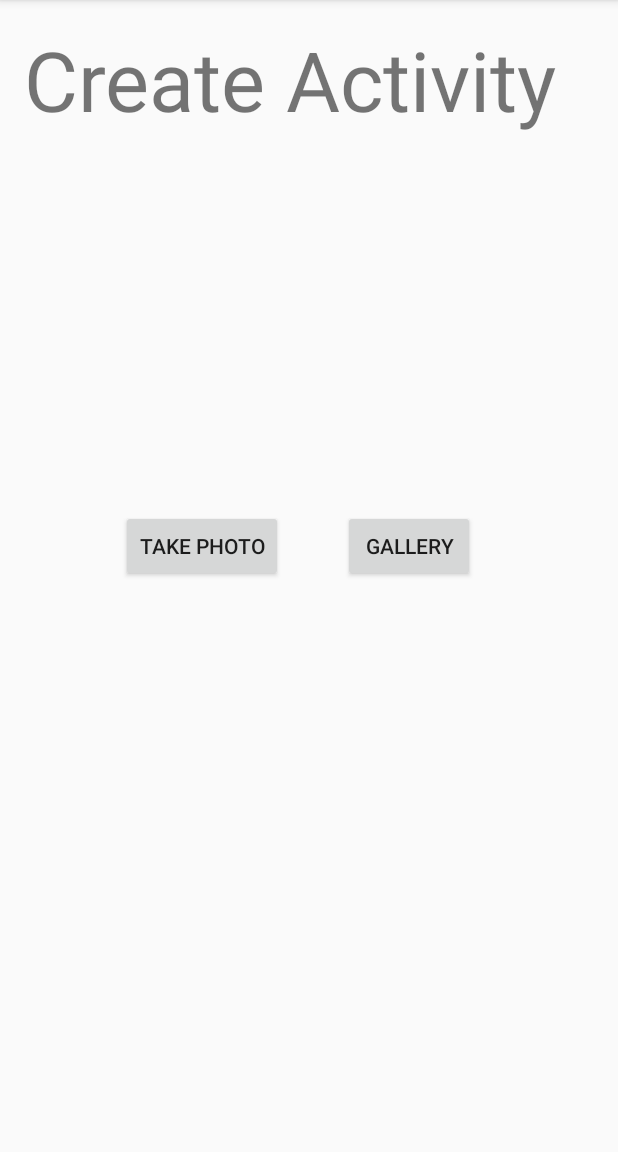
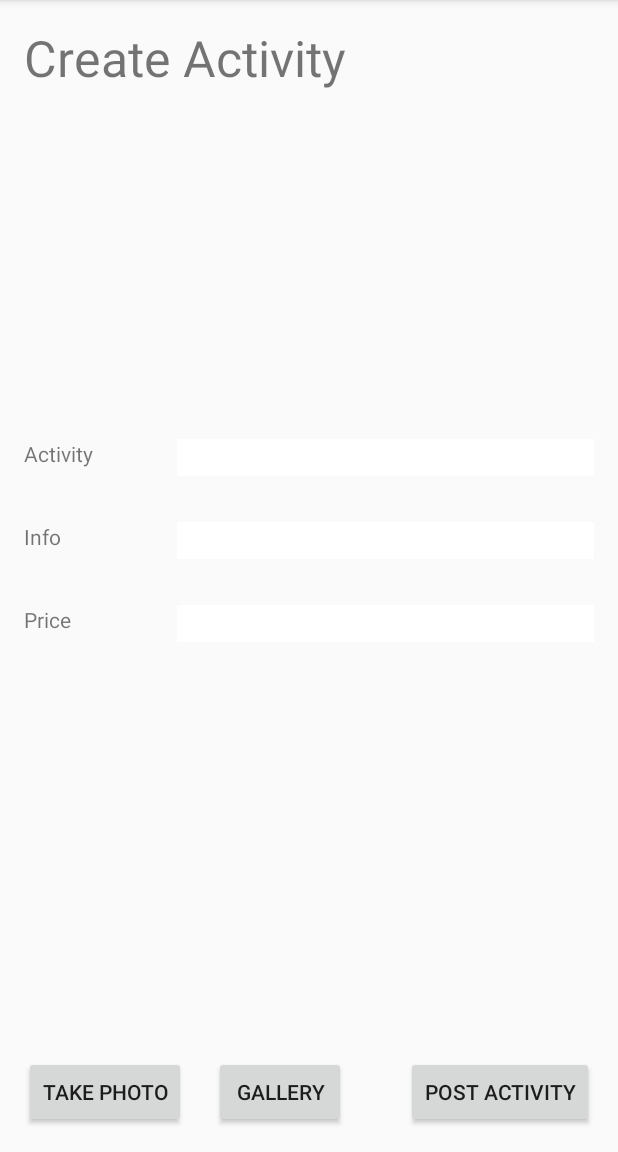
Before and after one commit to JohnnySimmonds/CPSC481Project, an Android app: the CreateActivity screen opened directly, with no data from a screen before it, on a phone screen of 412 x 824 dp, the part 84-1236 px from its top. Run offline under Robolectric (Android 15) with nearby library versions, the phone set to English and light mode, and no system bars.

Commit message:
Added activity, info and price text fields

```diff
--- a/app/src/main/java/com/example/adsulliv/cpsc481project/CreateActivity.java
+++ b/app/src/main/java/com/example/adsulliv/cpsc481project/CreateActivity.java
@@ -13,9 +13,12 @@ import android.net.Uri;
 import android.provider.MediaStore;
 import android.support.v7.app.AppCompatActivity;
 import android.os.Bundle;
+import android.view.KeyEvent;
 import android.view.View;
 import android.widget.Button;
+import android.widget.EditText;
 import android.widget.ImageView;
+import android.widget.TextView;
 
 import java.io.File;
 import java.io.FileInputStream;
@@ -44,10 +47,25 @@ public class CreateActivity extends AppCompatActivity implements View.OnClickLis
         Button camBut = (Button) findViewById(R.id.camera);
         camBut.setOnClickListener(CreateActivity.this);
 
+        /*
+        EditText editText = (EditText) findViewById(R.id.description);
+        editText.setOnEditorActionListener(new TextView.OnEditorActionListener()
+        {
+
+            @Override
+            public boolean onEditorAction(TextView v, int actionId, KeyEvent event) {
+                TextView description = (TextView) findViewById(R.id.test);
+                description.setText(v.getText());
+
+                return false;
+            }
+        });
+        */
+
     }
 
     /*open camera when button is pressed*/
-
+    public static int index = 0; // way of organizing images to be accessed later
     public void onClick(View view) {
         Intent intent;
         switch(view.getId()) {
@@ -87,6 +105,7 @@ public class CreateActivity extends AppCompatActivity implements View.OnClickLis
             Bitmap imageBitmap = (Bitmap) extras.get("data");
             pic = (ImageView) findViewById(R.id.camImg);
             pic.setImageBitmap(imageBitmap);
+            pic.setVisibility(View.VISIBLE);
             loadImageFromStorage(saveToInternalStorage(imageBitmap));
         }
         /* Store the photo taken from the gallery as a bitmap to be displayed on screen*/
@@ -97,6 +116,7 @@ public class CreateActivity extends AppCompatActivity implements View.OnClickLis
                 Bitmap bm = MediaStore.Images.Media.getBitmap(this.getContentResolver(), selectedImage);
                 pic = (ImageView) findViewById(R.id.camImg);
                 pic.setImageBitmap(bm);
+                pic.setVisibility(View.VISIBLE);
                 loadImageFromStorage(saveToInternalStorage(bm));
             } catch (IOException e) {
                 e.printStackTrace();
@@ -117,8 +137,8 @@ public class CreateActivity extends AppCompatActivity implements View.OnClickLis
         File directory = contextWrapper.getDir("imageDir", Context.MODE_PRIVATE);
 
         // Give the image it's name.
-        File mypath = new File(directory, "activity.jpg");
-
+        File mypath = new File(directory, "activity" + index + ".jpg");
+        index++;
         FileOutputStream outputStream = null;
 
         try {
@@ -145,7 +165,7 @@ public class CreateActivity extends AppCompatActivity implements View.OnClickLis
      */
     private void loadImageFromStorage(String path) {
         try {
-            File file = new File(path, "activity.jpg");
+            File file = new File(path, "activity" + index-- + ".jpg");
             Bitmap bitmap = BitmapFactory.decodeStream(new FileInputStream(file));
             ImageView imageView = (ImageView)findViewById(R.id.dummy);
             imageView.setImageBitmap(bitmap);
--- a/app/src/main/res/layout/activity_create.xml
+++ b/app/src/main/res/layout/activity_create.xml
@@ -13,7 +13,7 @@
     <TextView
         android:layout_width="wrap_content"
         android:layout_height="wrap_content"
-        android:textSize="25pt"
+        android:textSize="15pt"
         android:text="Create Activity"
         android:id="@+id/title"
         android:layout_alignParentTop="true"
@@ -23,10 +23,93 @@
     <ImageView
         android:layout_width="250dp"
         android:layout_height="250dp"
+        android:id="@+id/dummy"
+        android:visibility="visible"
+        android:layout_centerHorizontal="true"
+        android:layout_below="@+id/camera" />
+
+    <TextView
+        android:layout_width="25pt"
+        android:layout_height="25pt"
+        android:id="@+id/descriptionTitle"
+        android:text="Info"
+        android:layout_alignTop="@+id/description"
+        android:layout_alignParentLeft="true"
+        android:layout_alignParentStart="true"
+        android:layout_toLeftOf="@+id/description"
+        android:layout_toStartOf="@+id/description" />
+
+    <EditText
+        android:layout_width="125pt"
+        android:layout_height="wrap_content"
+        android:background="#FFFFFF"
+        android:id="@+id/activity"
+        android:inputType="text"
+        android:layout_alignTop="@+id/activityTitle"
+        android:layout_alignParentRight="true"
+        android:layout_alignParentEnd="true"
+        android:layout_toEndOf="@+id/descriptionTitle"
+        android:layout_toRightOf="@+id/descriptionTitle" />
+
+    <TextView
+        android:layout_width="25pt"
+        android:layout_height="25pt"
+        android:id="@+id/activityTitle"
+        android:text="Activity"
+        android:layout_above="@+id/descriptionTitle"
+        android:layout_alignParentLeft="true"
+        android:layout_alignParentStart="true" />
+
+    <EditText
+        android:layout_width="125pt"
+        android:layout_height="wrap_content"
+        android:background="#FFFFFF"
+        android:id="@+id/price"
+        android:inputType="text"
+        android:layout_below="@+id/descriptionTitle"
+        android:layout_alignParentRight="true"
+        android:layout_alignParentEnd="true" />
+
+    <TextView
+        android:layout_width="25pt"
+        android:layout_height="25pt"
+        android:id="@+id/priceTitle"
+        android:text="Price"
+        android:layout_below="@+id/descriptionTitle"
+        android:layout_toLeftOf="@+id/activity"
+        android:layout_alignParentLeft="true"
+        android:layout_alignParentStart="true" />
+
+    <EditText
+        android:layout_width="125pt"
+        android:layout_height="wrap_content"
+        android:background="#FFFFFF"
+        android:layout_marginTop="100dp"
+        android:id="@+id/description"
+        android:inputType="text"
+        android:layout_below="@+id/camImg"
+        android:layout_alignParentRight="true"
+        android:layout_alignParentEnd="true" />
+
+    <ImageView
+        android:layout_width="325dp"
+        android:layout_height="150dp"
         android:id="@+id/camImg"
-        android:visibility="visible"
+        android:background="#000000"
+        android:visibility="invisible"
+        android:layout_marginTop="37dp"
         android:layout_below="@+id/title"
-        android:layout_centerHorizontal="true"/>
+         />
+
+    <Button
+        android:layout_width="wrap_content"
+        android:layout_height="wrap_content"
+        android:id="@+id/postActivity"
+        android:text="Post Activity"
+        android:onClick="onClick"
+        android:layout_alignTop="@+id/gallery"
+        android:layout_alignParentRight="true"
+        android:layout_alignParentEnd="true" />
 
     <Button
         android:layout_width="wrap_content"
@@ -34,9 +117,9 @@
         android:id="@+id/camera"
         android:text="Take Photo"
         android:onClick="onClick"
-        android:layout_below="@+id/camImg"
-        android:layout_alignLeft="@+id/camImg"
-        android:layout_alignStart="@+id/camImg" />
+        android:layout_alignParentBottom="true"
+        android:layout_alignParentLeft="true"
+        android:layout_alignParentStart="true" />
 
     <Button
         android:layout_width="wrap_content"
@@ -44,18 +127,8 @@
         android:id="@+id/gallery"
         android:text="Gallery"
         android:onClick="onClick"
-        android:layout_below="@+id/camImg"
-        android:layout_alignRight="@+id/camImg"
-        android:layout_alignEnd="@+id/camImg"
-        android:layout_marginRight="14dp"
-        android:layout_marginEnd="14dp" />
-
-    <ImageView
-        android:layout_width="250dp"
-        android:layout_height="250dp"
-        android:id="@+id/dummy"
-        android:visibility="visible"
-        android:layout_centerHorizontal="true"
-        android:layout_below="@+id/camera" />
+        android:layout_alignParentBottom="true"
+        android:layout_alignRight="@+id/title"
+        android:layout_alignEnd="@+id/title" />
 
 </RelativeLayout>
```
